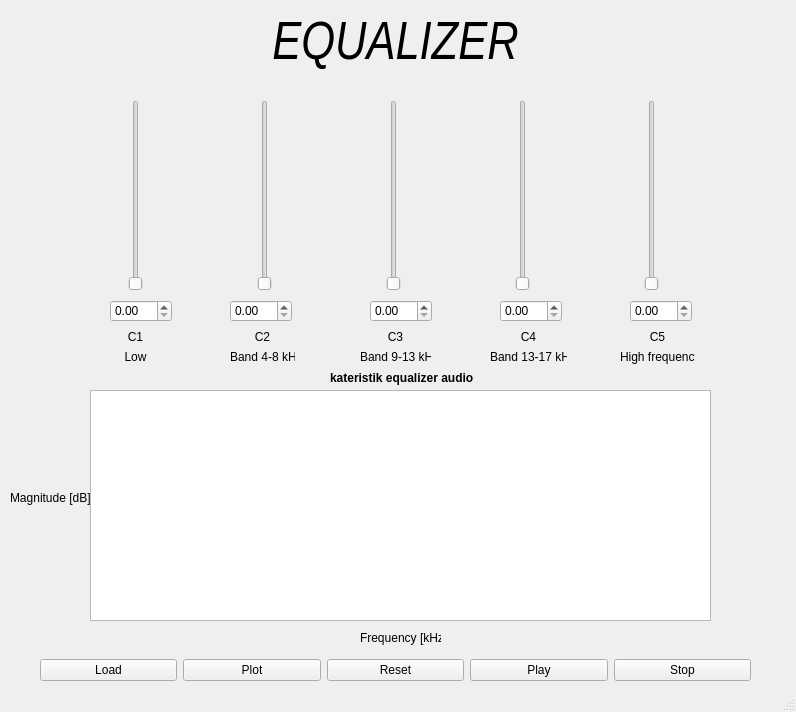
TynClause/Equalizer-Audio-Python, file design_Equalizer.ui: the form before one commit.
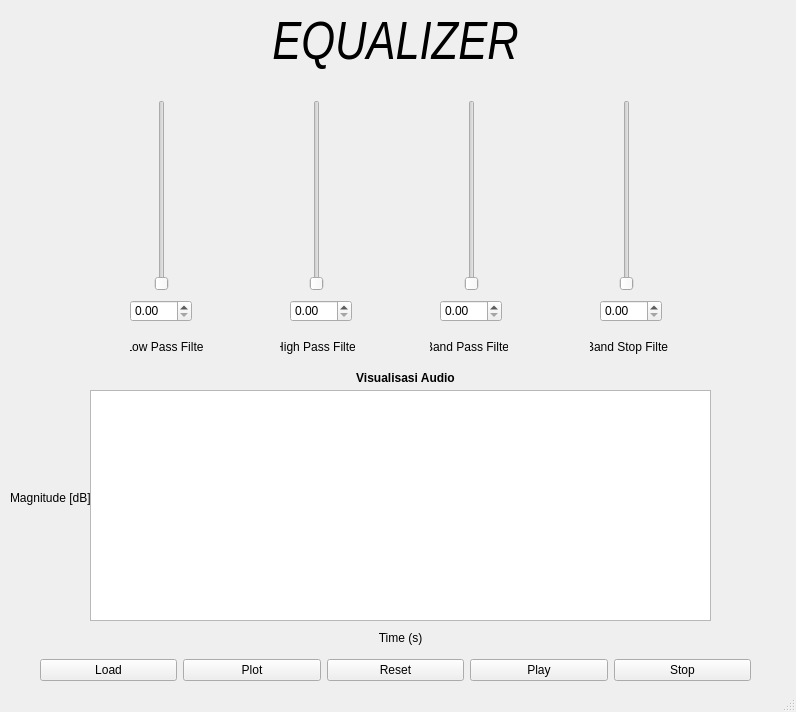
The form after the commit.

```diff
--- a/design_Equalizer.ui
+++ b/design_Equalizer.ui
@@ -84,13 +84,6 @@
        </property>
       </widget>
      </item>
-     <item>
-      <widget class="QSlider" name="C5">
-       <property name="orientation">
-        <enum>Qt::Vertical</enum>
-       </property>
-      </widget>
-     </item>
     </layout>
    </widget>
    <widget class="QGraphicsView" name="graphicsView">
@@ -106,9 +99,9 @@
    <widget class="QWidget" name="verticalLayoutWidget_2">
     <property name="geometry">
      <rect>
-      <x>110</x>
+      <x>130</x>
       <y>330</y>
-      <width>51</width>
+      <width>73</width>
       <height>34</height>
      </rect>
     </property>
@@ -116,17 +109,7 @@
      <item>
       <widget class="QLabel" name="label">
        <property name="text">
-        <string>C1</string>
-       </property>
-       <property name="alignment">
-        <set>Qt::AlignCenter</set>
-       </property>
-      </widget>
-     </item>
-     <item>
-      <widget class="QLabel" name="label_2">
-       <property name="text">
-        <string>Low</string>
+        <string>Low Pass Filter</string>
        </property>
        <property name="alignment">
         <set>Qt::AlignCenter</set>
@@ -138,9 +121,9 @@
    <widget class="QWidget" name="verticalLayoutWidget_3">
     <property name="geometry">
      <rect>
-      <x>230</x>
+      <x>280</x>
       <y>330</y>
-      <width>65</width>
+      <width>75</width>
       <height>34</height>
      </rect>
     </property>
@@ -148,28 +131,21 @@
      <item>
       <widget class="QLabel" name="label_3">
        <property name="text">
-        <string>C2</string>
+        <string>High Pass Filter</string>
        </property>
        <property name="alignment">
         <set>Qt::AlignCenter</set>
        </property>
       </widget>
      </item>
-     <item>
-      <widget class="QLabel" name="label_4">
-       <property name="text">
-        <string>Band 4-8 kHz</string>
-       </property>
-      </widget>
-     </item>
     </layout>
    </widget>
    <widget class="QWidget" name="verticalLayoutWidget_4">
     <property name="geometry">
      <rect>
-      <x>360</x>
+      <x>430</x>
       <y>330</y>
-      <width>71</width>
+      <width>78</width>
       <height>34</height>
      </rect>
     </property>
@@ -177,28 +153,21 @@
      <item>
       <widget class="QLabel" name="label_5">
        <property name="text">
-        <string>C3</string>
+        <string>Band Pass Filter</string>
        </property>
        <property name="alignment">
         <set>Qt::AlignCenter</set>
        </property>
       </widget>
      </item>
-     <item>
-      <widget class="QLabel" name="label_6">
-       <property name="text">
-        <string>Band 9-13 kHz</string>
-       </property>
-      </widget>
-     </item>
     </layout>
    </widget>
    <widget class="QWidget" name="verticalLayoutWidget_5">
     <property name="geometry">
      <rect>
-      <x>490</x>
+      <x>590</x>
       <y>330</y>
-      <width>77</width>
+      <width>78</width>
       <height>34</height>
      </rect>
     </property>
@@ -206,46 +175,10 @@
      <item>
       <widget class="QLabel" name="label_7">
        <property name="text">
-        <string>C4</string>
+        <string>Band Stop Filter</string>
        </property>
        <property name="alignment">
         <set>Qt::AlignCenter</set>
-       </property>
-      </widget>
-     </item>
-     <item>
-      <widget class="QLabel" name="label_8">
-       <property name="text">
-        <string>Band 13-17 kHz</string>
-       </property>
-      </widget>
-     </item>
-    </layout>
-   </widget>
-   <widget class="QWidget" name="verticalLayoutWidget_6">
-    <property name="geometry">
-     <rect>
-      <x>620</x>
-      <y>330</y>
-      <width>75</width>
-      <height>34</height>
-     </rect>
-    </property>
-    <layout class="QVBoxLayout" name="verticalLayout_6">
-     <item>
-      <widget class="QLabel" name="label_9">
-       <property name="text">
-        <string>C5</string>
-       </property>
-       <property name="alignment">
-        <set>Qt::AlignCenter</set>
-       </property>
-      </widget>
-     </item>
-     <item>
-      <widget class="QLabel" name="label_10">
-       <property name="text">
-        <string>High frequency</string>
        </property>
       </widget>
      </item>
@@ -254,7 +187,7 @@
    <widget class="QDoubleSpinBox" name="doubleSpinBox">
     <property name="geometry">
      <rect>
-      <x>110</x>
+      <x>130</x>
       <y>300</y>
       <width>62</width>
       <height>22</height>
@@ -264,7 +197,7 @@
    <widget class="QDoubleSpinBox" name="doubleSpinBox_2">
     <property name="geometry">
      <rect>
-      <x>230</x>
+      <x>290</x>
       <y>300</y>
       <width>62</width>
       <height>22</height>
@@ -274,7 +207,7 @@
    <widget class="QDoubleSpinBox" name="doubleSpinBox_3">
     <property name="geometry">
      <rect>
-      <x>370</x>
+      <x>440</x>
       <y>300</y>
       <width>62</width>
       <height>22</height>
@@ -284,17 +217,7 @@
    <widget class="QDoubleSpinBox" name="doubleSpinBox_4">
     <property name="geometry">
      <rect>
-      <x>500</x>
-      <y>300</y>
-      <width>62</width>
-      <height>22</height>
-     </rect>
-    </property>
-   </widget>
-   <widget class="QDoubleSpinBox" name="doubleSpinBox_5">
-    <property name="geometry">
-     <rect>
-      <x>630</x>
+      <x>600</x>
       <y>300</y>
       <width>62</width>
       <height>22</height>
@@ -324,7 +247,10 @@
      </rect>
     </property>
     <property name="text">
-     <string>Frequency [kHz]</string>
+     <string>Time (s)</string>
+    </property>
+    <property name="alignment">
+     <set>Qt::AlignCenter</set>
     </property>
    </widget>
    <widget class="QLabel" name="label_13">
@@ -343,7 +269,10 @@
      </font>
     </property>
     <property name="text">
-     <string>kateristik equalizer audio</string>
+     <string>Visualisasi Audio</string>
+    </property>
+    <property name="alignment">
+     <set>Qt::AlignCenter</set>
     </property>
    </widget>
    <widget class="QWidget" name="horizontalLayoutWidget_2">
```
